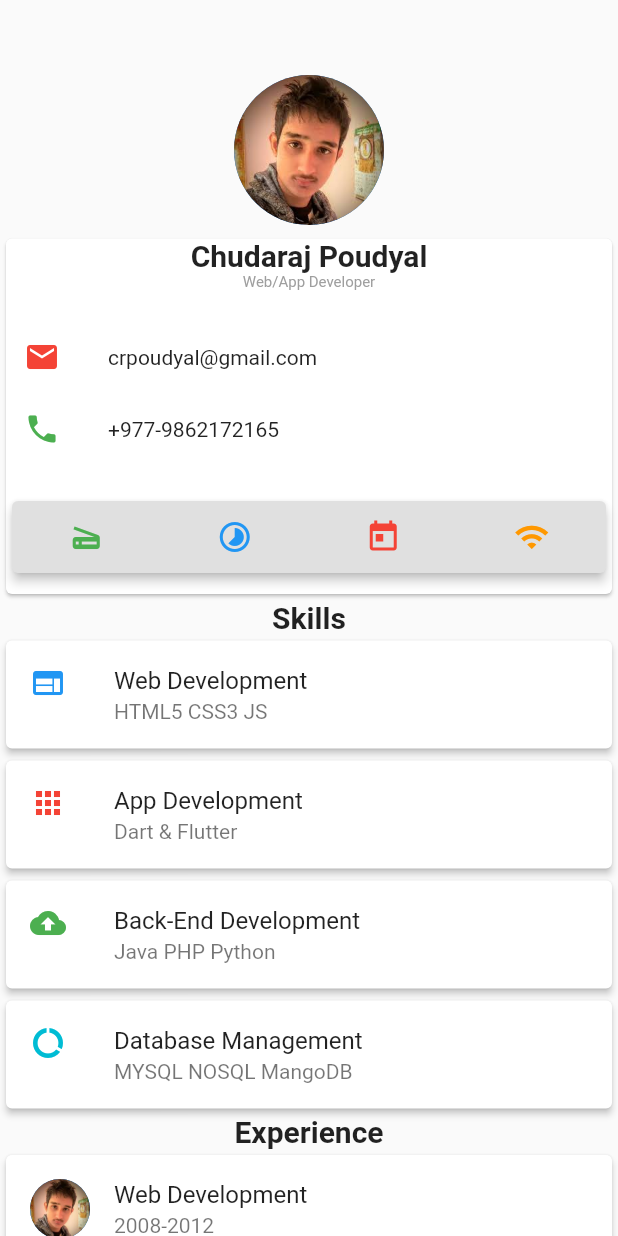
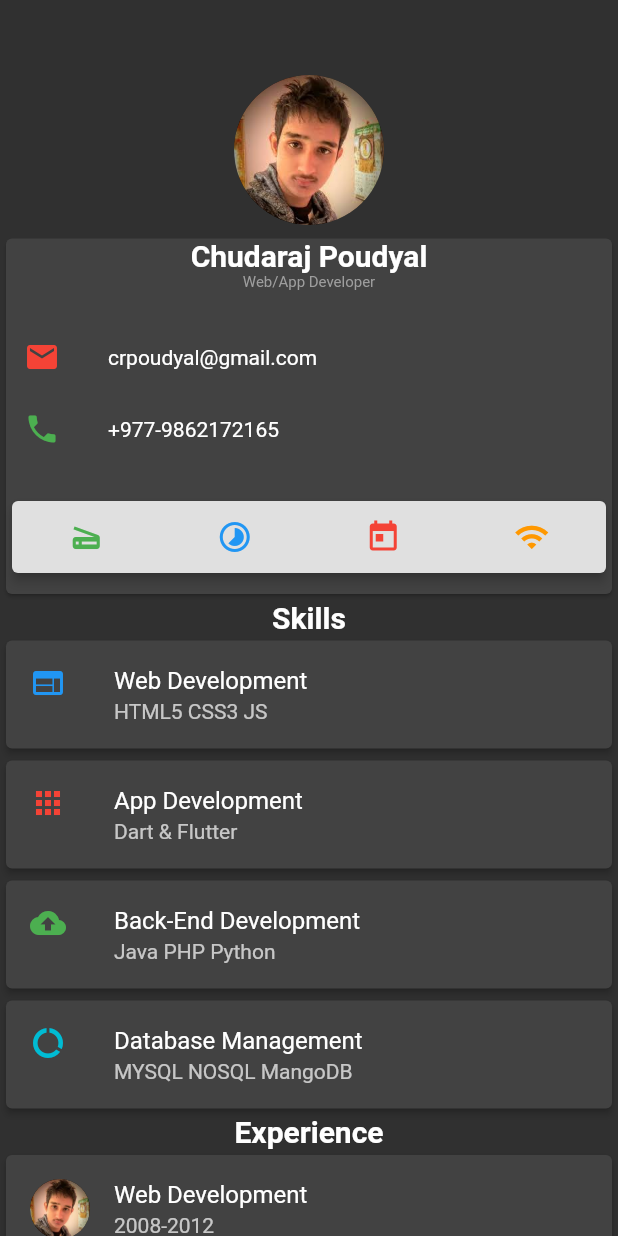
Before and after one commit to crpoudyal/flutter_cv_app, a Flutter app: the screen it shows after launch, on a phone screen of 412 x 824 dp. Run offline on Flutter 3.47's test engine with Material 2 defaults, Android fonts, the phone set to English and light mode, and no system bars.

```diff
--- a/lib/main.dart
+++ b/lib/main.dart
@@ -2,38 +2,37 @@ import 'package:flutter/material.dart';
 import 'package:flutter/rendering.dart';
 
 void main() {
-  runApp(cvapp());
+  runApp(CvApp());
 }
 
-class cvapp extends StatefulWidget {
+class CvApp extends StatefulWidget {
   @override
-  _cvappState createState() => _cvappState();
+  _CvAppState createState() => _CvAppState();
 }
 
-class _cvappState extends State<cvapp> {
+class _CvAppState extends State<CvApp> {
   @override
   Widget build(BuildContext context) {
     return MaterialApp(
       debugShowCheckedModeBanner: false,
       title: "CV App",
-      theme: ThemeData(
-        primarySwatch: Colors.blue,
-      ),
-      home: index(),
+      theme: ThemeData.dark(),
+      home: Index(),
     );
   }
 }
 
-class index extends StatefulWidget {
+class Index extends StatefulWidget {
   @override
-  _indexState createState() => _indexState();
+  _IndexState createState() => _IndexState();
 }
 
-class _indexState extends State<index> {
+class _IndexState extends State<Index> {
   @override
   Widget build(BuildContext context) {
     return Scaffold(
-      body: SingleChildScrollView(
+      body: SafeArea(
+              child: SingleChildScrollView(
           child: Column(
             mainAxisAlignment: MainAxisAlignment.start,
             children: <Widget>[
@@ -223,6 +222,7 @@ class _indexState extends State<index> {
             ],
           ),
         ),
+      ),
     );
   }
 }
```
Also changed, not shown: 1 other file. Lines whose indentation alone changed are shown as unchanged.
